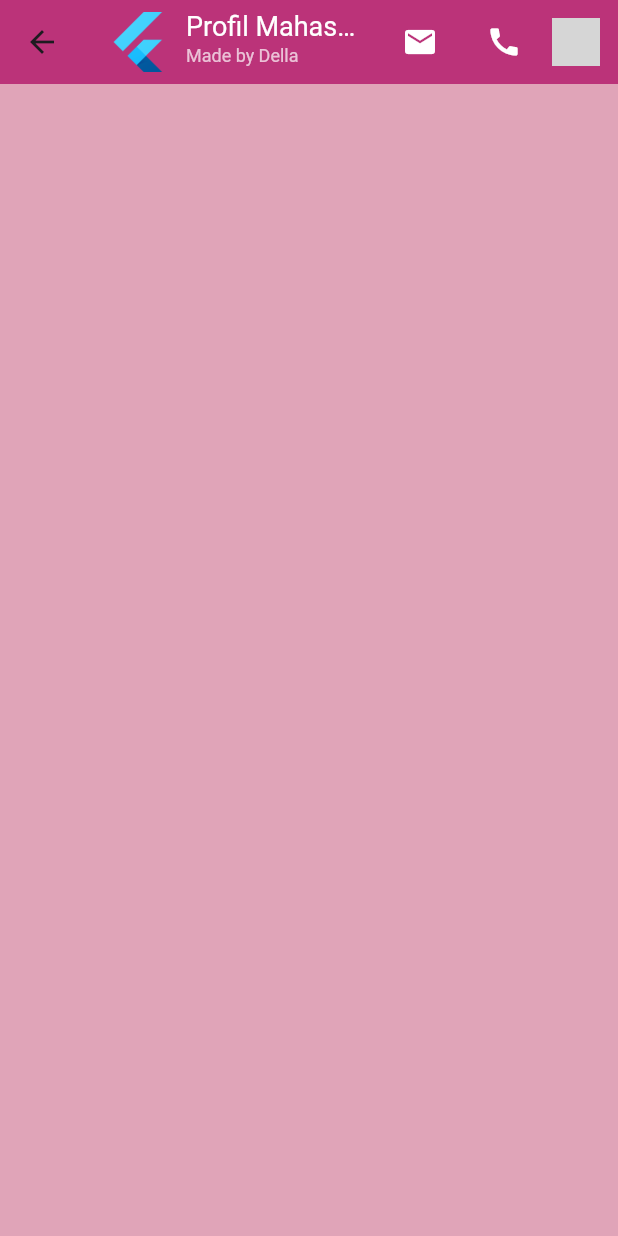
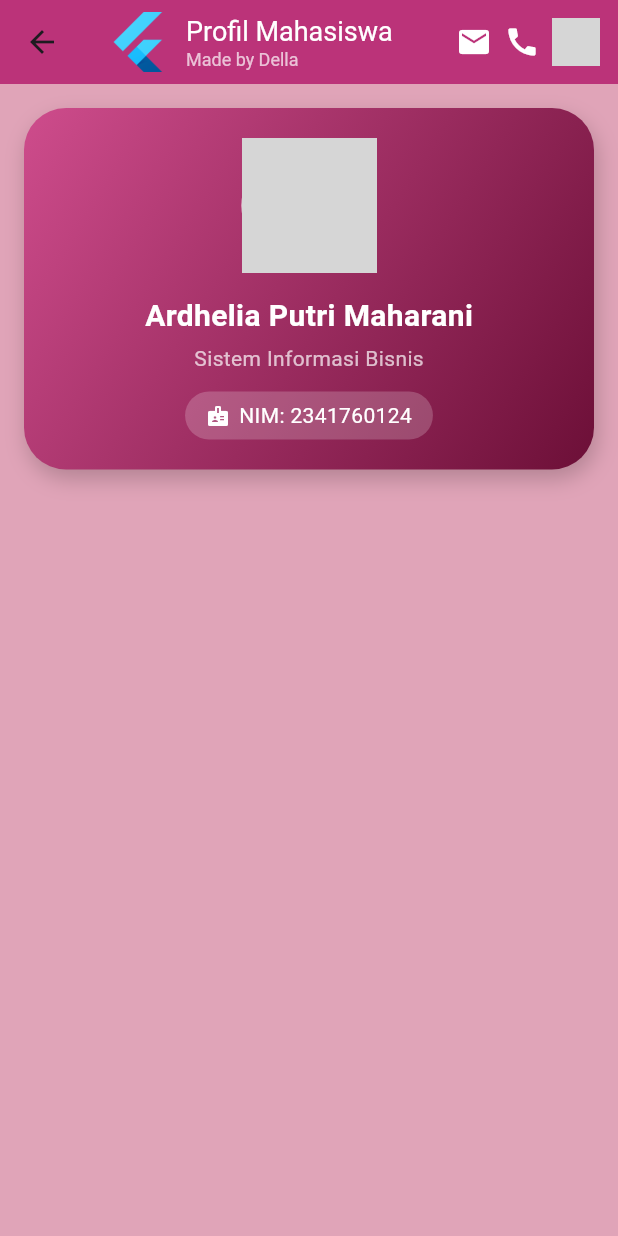
Before and after one commit to ardheliapm/fluttermobile, a Flutter app: the TugasProfilePage screen opened directly, on a phone screen of 412 x 824 dp. Run offline on Flutter 3.47's test engine with Material 3 defaults, Android fonts, the phone set to English and light mode, and no system bars; our stand-ins replace google_fonts; network calls fail; grey boxes are pictures that could not be loaded.

Commit message:
bagian foto profil, nama nim

```diff
--- a/sib3b/lib/tugas_profilePage.dart
+++ b/sib3b/lib/tugas_profilePage.dart
@@ -6,10 +6,7 @@ class TugasProfilePage extends StatelessWidget {
   @override
   Widget build(BuildContext context) {
     return Scaffold(
-      // TODO: tambahkan AppBar di sini
-
       backgroundColor: const Color.fromARGB(255, 224, 164, 184),
-
 
       appBar: AppBar(
         backgroundColor: const Color.fromARGB(255, 187, 51, 121),
@@ -26,56 +23,105 @@ class TugasProfilePage extends StatelessWidget {
                       style: TextStyle(fontSize: 18, color: Colors.white)),
                   Text('Made by Della',
                       style: TextStyle(fontSize: 12, color: Colors.white70)),
-                  SizedBox(height: 6),
                 ],
               ),
             ),
           ],
         ),
-        actions: [
-          // 1) Email
-          IconButton(
-            icon: const Icon(Icons.email, color: Colors.white),
-            onPressed: () {},
-          ),
-          const SizedBox(width: 8),
-
-          // 2) Telepon
-          IconButton(
-            icon: const Icon(Icons.call, color: Colors.white),
-            onPressed: () {},
-          ),
-          const SizedBox(width: 8),
-
-          // 3) Avatar + dropdown info
-          Padding(
-            padding: const EdgeInsets.only(right: 12),
-            child: PopupMenuButton<int>(
-              offset: const Offset(0, 8),
-              child: const CircleAvatar(
+        actions: const [
+          Icon(Icons.email, color: Colors.white),
+          SizedBox(width: 8),
+          Icon(Icons.call, color: Colors.white),
+          SizedBox(width: 8),
+          CircleAvatar(
             radius: 16,
             backgroundImage: NetworkImage(
               'https://cdn-icons-png.flaticon.com/512/847/847969.png',
             ),
           ),
-              itemBuilder: (context) => const [
-                PopupMenuItem<int>(
-                  enabled: false,
+          SizedBox(width: 12),
+        ],
+      ),
+
+      //Bagian PROFIL
+      body: SingleChildScrollView(
+        padding: const EdgeInsets.all(16),
         child: Column(
-                    crossAxisAlignment: CrossAxisAlignment.start,
+          crossAxisAlignment: CrossAxisAlignment.stretch,
           children: [
-                      Text('Ardhelia Putri Maharani',
-                          style: TextStyle(fontWeight: FontWeight.w600)),
-                      SizedBox(height: 4),
-                      Text('NIM: 2341760124',
-                          style: TextStyle(color: Colors.black54)),
+            // BOX PERTAMA
+            Container(
+              padding: const EdgeInsets.all(20),
+              decoration: BoxDecoration(
+                gradient: const LinearGradient(
+                  colors: [Color(0xFFCE4C8C), Color(0xFF6C0F37)],
+                  begin: Alignment.topLeft,
+                  end: Alignment.bottomRight,
+                ),
+                borderRadius: BorderRadius.circular(28),
+                boxShadow: const [
+                  BoxShadow(
+                      color: Color(0x33000000),
+                      blurRadius: 12,
+                      offset: Offset(2, 6))
+                ],
+              ),
+              child: Column(
+                children: [
+                  // Foto profil
+                  const CircleAvatar(
+                    radius: 45,
+                    backgroundColor: Colors.white,
+                    backgroundImage: NetworkImage(
+                      'https://cdn-icons-png.flaticon.com/512/847/847969.png',
+                    ),
+                  ),
+                  const SizedBox(height: 14),
+
+                  // Nama dan jurusan
+                  const Text(
+                    'Ardhelia Putri Maharani',
+                    style: TextStyle(
+                        color: Colors.white,
+                        fontSize: 20,
+                        fontWeight: FontWeight.bold),
+                  ),
+                  const SizedBox(height: 4),
+                  const Text(
+                    'Sistem Informasi Bisnis',
+                    style: TextStyle(color: Colors.white70, fontSize: 14),
+                  ),
+                  const SizedBox(height: 12),
+
+                  // NIM
+                  Container(
+                    padding: const EdgeInsets.symmetric(
+                        horizontal: 14, vertical: 6),
+                    decoration: BoxDecoration(
+                      color: Colors.white.withOpacity(0.2),
+                      borderRadius: BorderRadius.circular(16),
+                    ),
+                    child: const Row(
+                      mainAxisSize: MainAxisSize.min,
+                      children: [
+                        Icon(Icons.badge,
+                            color: Colors.white, size: 16),
+                        SizedBox(width: 6),
+                        Text(
+                          'NIM: 2341760124',
+                          style: TextStyle(color: Colors.white),
+                        ),
                       ],
                     ),
                   ),
                 ],
               ),
             ),
+            const SizedBox(height: 20),
+
+
           ],
+        ),
       ),
     );
   }
```
Lines whose indentation alone changed are shown as unchanged.
